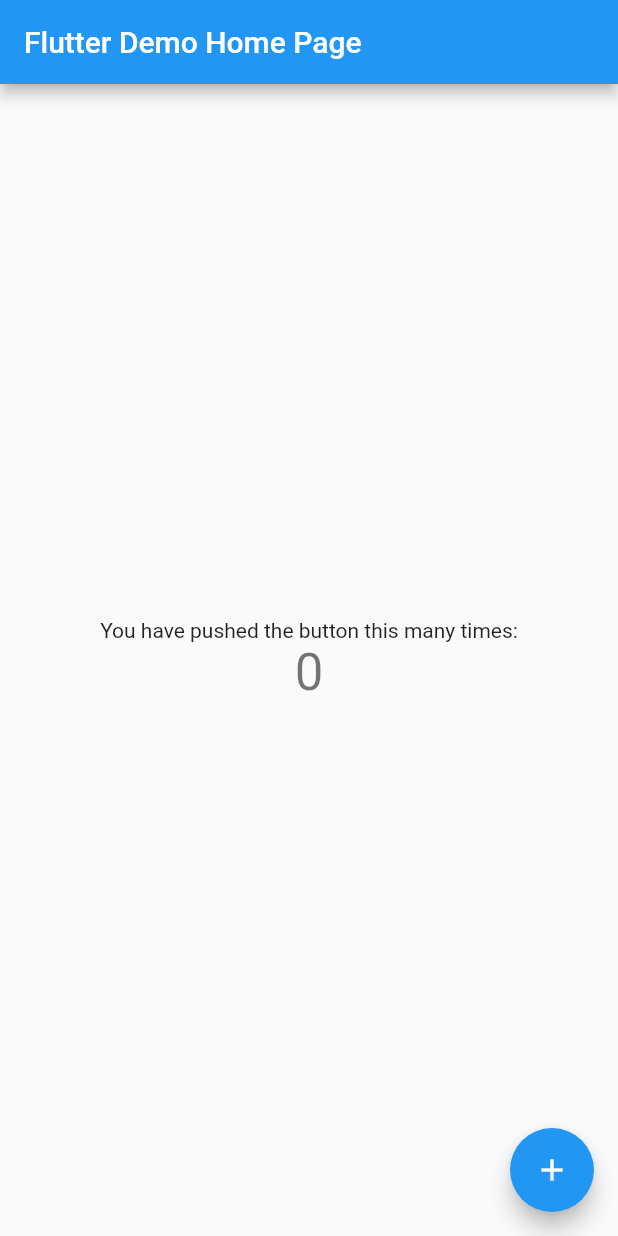
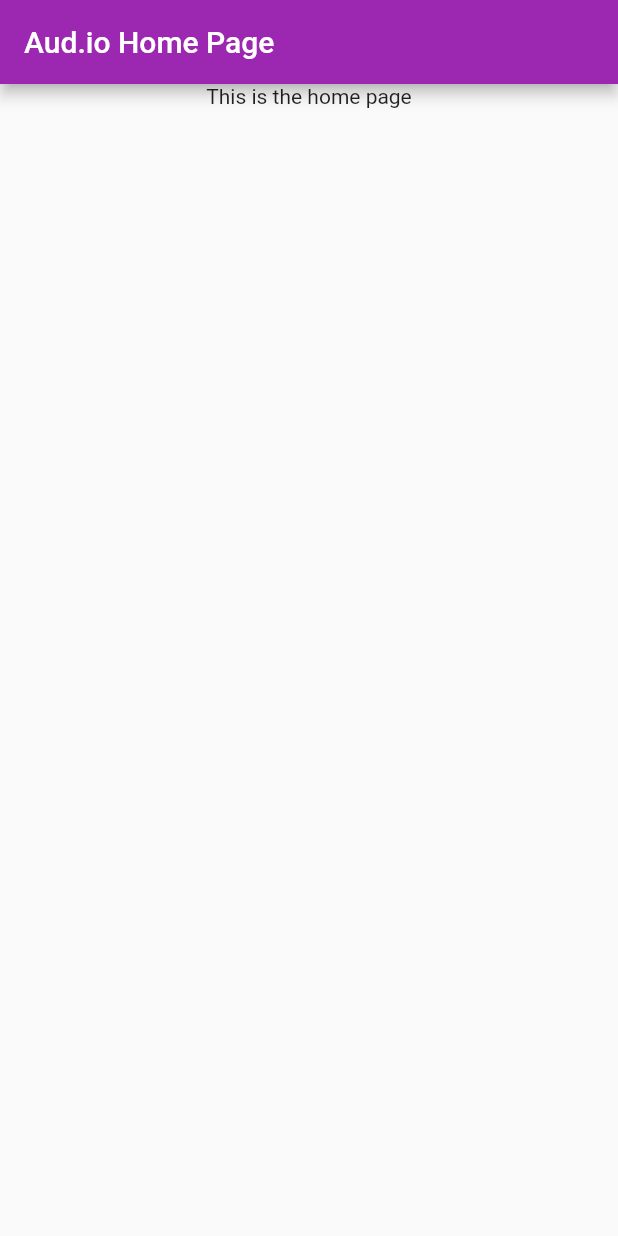
Before and after one commit to CSCI4100U/course-project-csci-4100-final-project-aud-io, a Flutter app: the screen it shows after launch, on a phone screen of 412 x 824 dp. Run offline on Flutter 3.47's test engine with Material 2 defaults, Android fonts, the phone set to English and light mode, and no system bars.

Commit message:
Initialized file structure.

```diff
--- a/group_project/lib/main.dart
+++ b/group_project/lib/main.dart
@@ -11,36 +11,17 @@ class MyApp extends StatelessWidget {
   @override
   Widget build(BuildContext context) {
     return MaterialApp(
-      title: 'Flutter Demo',
+      title: 'Aud.io',
       theme: ThemeData(
-        // This is the theme of your application.
-        //
-        // Try running your application with "flutter run". You'll see the
-        // application has a blue toolbar. Then, without quitting the app, try
-        // changing the primarySwatch below to Colors.green and then invoke
-        // "hot reload" (press "r" in the console where you ran "flutter run",
-        // or simply save your changes to "hot reload" in a Flutter IDE).
-        // Notice that the counter didn't reset back to zero; the application
-        // is not restarted.
-        primarySwatch: Colors.blue,
+        primarySwatch: Colors.purple,
       ),
-      home: const MyHomePage(title: 'Flutter Demo Home Page'),
+      home: const MyHomePage(title: 'Aud.io Home Page'),
     );
   }
 }
 
 class MyHomePage extends StatefulWidget {
   const MyHomePage({super.key, required this.title});
-
-  // This widget is the home page of your application. It is stateful, meaning
-  // that it has a State object (defined below) that contains fields that affect
-  // how it looks.
-
-  // This class is the configuration for the state. It holds the values (in this
-  // case the title) provided by the parent (in this case the App widget) and
-  // used by the build method of the State. Fields in a Widget subclass are
-  // always marked "final".
-
   final String title;
 
   @override
@@ -48,27 +29,10 @@ class MyHomePage extends StatefulWidget {
 }
 
 class _MyHomePageState extends State<MyHomePage> {
-  int _counter = 0;
-
-  void _incrementCounter() {
-    setState(() {
-      // This call to setState tells the Flutter framework that something has
-      // changed in this State, which causes it to rerun the build method below
-      // so that the display can reflect the updated values. If we changed
-      // _counter without calling setState(), then the build method would not be
-      // called again, and so nothing would appear to happen.
-      _counter++;
-    });
-  }
 
   @override
   Widget build(BuildContext context) {
-    // This method is rerun every time setState is called, for instance as done
-    // by the _incrementCounter method above.
-    //
-    // The Flutter framework has been optimized to make rerunning build methods
-    // fast, so that you can just rebuild anything that needs updating rather
-    // than having to individually change instances of widgets.
+
     return Scaffold(
       appBar: AppBar(
         // Here we take the value from the MyHomePage object that was created by
@@ -76,40 +40,14 @@ class _MyHomePageState extends State<MyHomePage> {
         title: Text(widget.title),
       ),
       body: Center(
-        // Center is a layout widget. It takes a single child and positions it
-        // in the middle of the parent.
         child: Column(
-          // Column is also a layout widget. It takes a list of children and
-          // arranges them vertically. By default, it sizes itself to fit its
-          // children horizontally, and tries to be as tall as its parent.
-          //
-          // Invoke "debug painting" (press "p" in the console, choose the
-          // "Toggle Debug Paint" action from the Flutter Inspector in Android
-          // Studio, or the "Toggle Debug Paint" command in Visual Studio Code)
-          // to see the wireframe for each widget.
-          //
-          // Column has various properties to control how it sizes itself and
-          // how it positions its children. Here we use mainAxisAlignment to
-          // center the children vertically; the main axis here is the vertical
-          // axis because Columns are vertical (the cross axis would be
-          // horizontal).
-          mainAxisAlignment: MainAxisAlignment.center,
-          children: <Widget>[
-            const Text(
-              'You have pushed the button this many times:',
-            ),
-            Text(
-              '$_counter',
-              style: Theme.of(context).textTheme.headline4,
-            ),
+          children: [
+            Container(
+              child: const Text("This is the home page"),
+            )
           ],
         ),
       ),
-      floatingActionButton: FloatingActionButton(
-        onPressed: _incrementCounter,
-        tooltip: 'Increment',
-        child: const Icon(Icons.add),
-      ), // This trailing comma makes auto-formatting nicer for build methods.
     );
   }
 }
```
Also changed, not shown: group_project/lib/music_classes/artist.dart (added), group_project/lib/music_classes/library.dart (added), group_project/lib/music_classes/playlist.dart (added), group_project/lib/music_classes/song.dart (added), group_project/lib/nav.dart (added), group_project/lib/user_classes/friends.dart (added), group_project/lib/user_classes/profile.dart (added).
